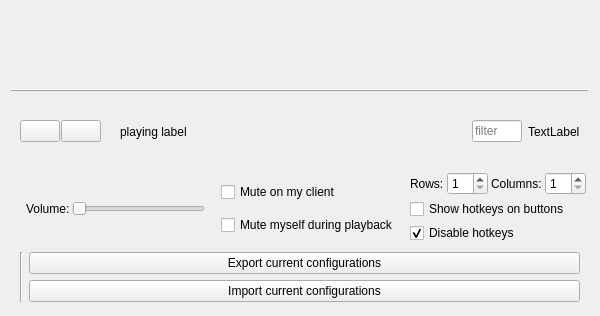
Before: the Qt Designer form src/config_qt.ui in MGraefe/RP-Soundboard, drawn with Qt 5.
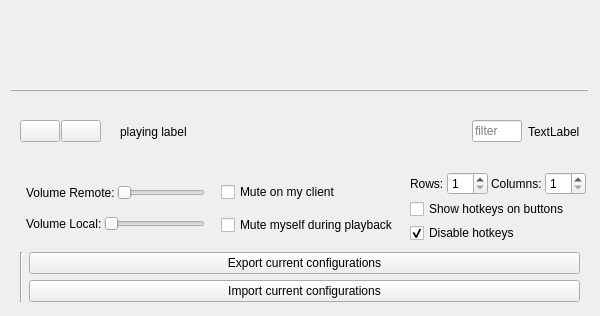
After: the same form once the commit is applied. Icons and pictures are not drawn.

Commit message: split volume slider into remote and local

Diff of the .ui file:
```diff
--- a/src/config_qt.ui
+++ b/src/config_qt.ui
@@ -215,7 +215,7 @@
           <item>
            <widget class="QLabel" name="label">
             <property name="text">
-             <string>Volume:</string>
+             <string>Volume Remote:</string>
             </property>
            </widget>
           </item>
@@ -241,7 +241,34 @@
          </layout>
         </item>
         <item>
-         <layout class="QHBoxLayout" name="horizontalLayout_5"/>
+         <layout class="QHBoxLayout" name="horizontalLayout_5">
+          <item>
+           <widget class="QLabel" name="label">
+            <property name="text">
+             <string>Volume Local:</string>
+            </property>
+           </widget>
+          </item>
+          <item>
+           <widget class="QSlider" name="sl_volumeLocal">
+            <property name="maximum">
+             <number>100</number>
+            </property>
+            <property name="pageStep">
+             <number>10</number>
+            </property>
+            <property name="orientation">
+             <enum>Qt::Horizontal</enum>
+            </property>
+            <property name="tickPosition">
+             <enum>QSlider::NoTicks</enum>
+            </property>
+            <property name="tickInterval">
+             <number>0</number>
+            </property>
+           </widget>
+          </item>
+         </layout>
         </item>
        </layout>
       </item>
```
Left out of the diff: 2 changed lines with no effect on the pictures. The commit also changes 10 other files.
